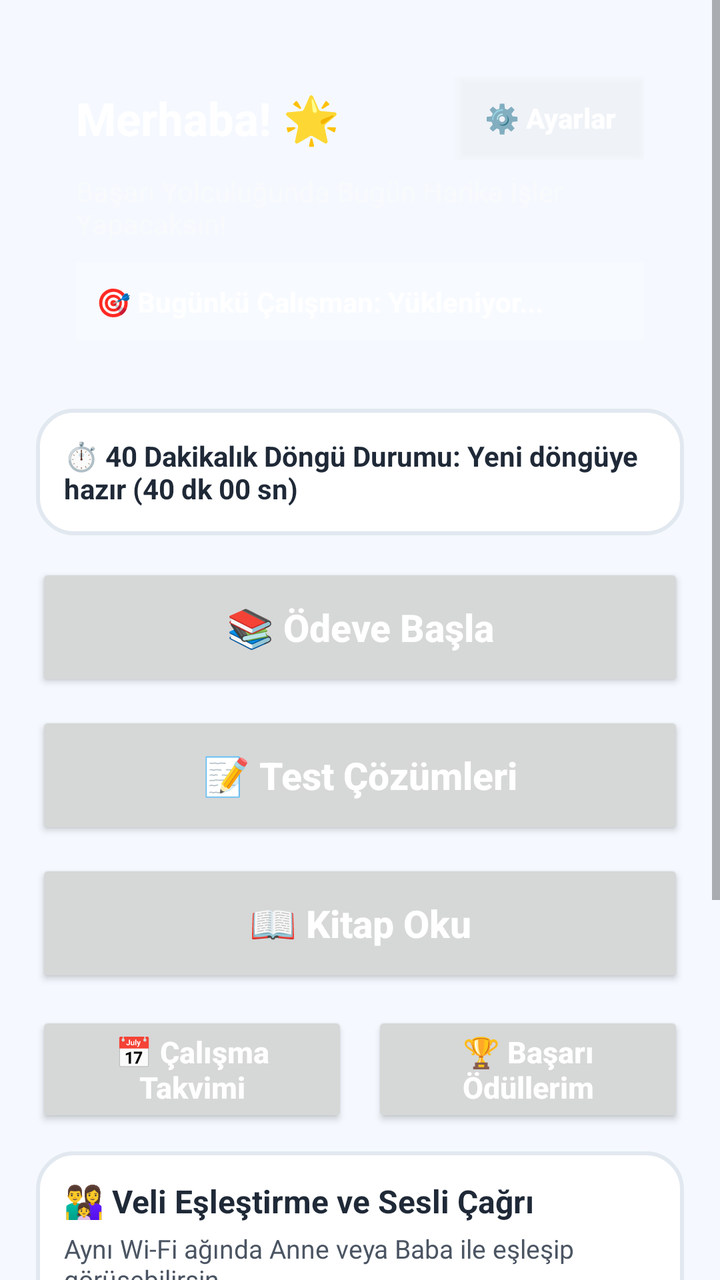
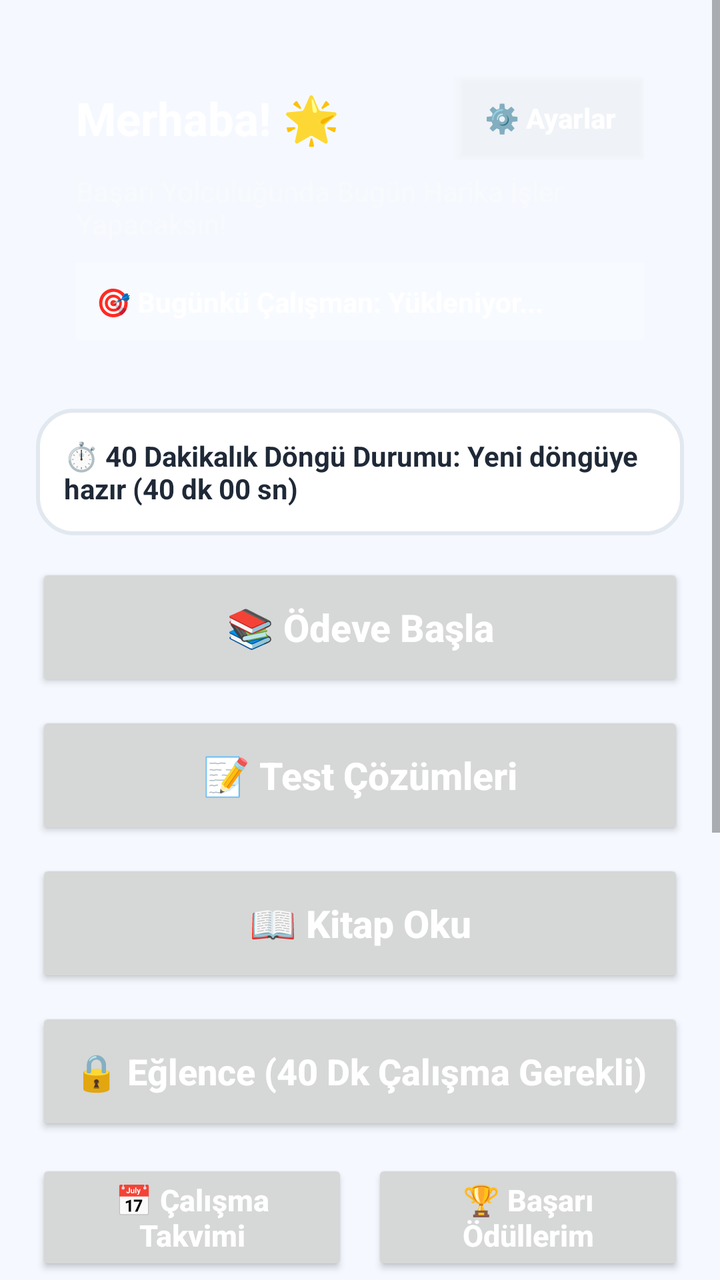

Two renders of the same Android screen: before a commit and after it. Below are the layout's source before the change and the commit's diff.
<!-- AndroidManifest.xml: application theme AppTheme -->
<!-- res/layout/activity_main.xml -->
<?xml version="1.0" encoding="utf-8"?>
<ScrollView xmlns:android="http://schemas.android.com/apk/res/android"
    android:id="@+id/scrollRootMain"
    android:layout_width="match_parent"
    android:layout_height="match_parent"
    android:fillViewport="true"
    android:background="@color/bg_surface">

    <LinearLayout
        android:layout_width="match_parent"
        android:layout_height="wrap_content"
        android:orientation="vertical"
        android:padding="18dp">

        
        <LinearLayout
            android:id="@+id/layoutOnboardingContainer"
            android:layout_width="match_parent"
            android:layout_height="wrap_content"
            android:background="@drawable/bg_white_card"
            android:orientation="vertical"
            android:padding="22dp"
            android:visibility="gone">

            <TextView
                android:layout_width="match_parent"
                android:layout_height="wrap_content"
                android:text="🌟 Çalışma Zamanlayıcı'ya Hoş Geldin!"
                android:textColor="@color/text_dark"
                android:textSize="22sp"
                android:textStyle="bold" />

            <TextView
                android:layout_width="match_parent"
                android:layout_height="wrap_content"
                android:layout_marginTop="8dp"
                android:text="Başlamadan önce bilgilerini seçelim:"
                android:textColor="@color/text_muted"
                android:textSize="15sp" />

            <TextView
                android:layout_width="match_parent"
                android:layout_height="wrap_content"
                android:layout_marginTop="16dp"
                android:text="İsmin nedir?"
                android:textColor="@color/text_dark"
                android:textSize="16sp"
                android:textStyle="bold" />

            <EditText
                android:id="@+id/etOnboardName"
                android:layout_width="match_parent"
                android:layout_height="52dp"
                android:layout_marginTop="6dp"
                android:hint="İsmini buraya yaz..."
                android:inputType="textPersonName|textCapWords"
                android:padding="12dp"
                android:textColor="@color/text_dark"
                android:textSize="17sp" />

            <TextView
                android:layout_width="match_parent"
                android:layout_height="wrap_content"
                android:layout_marginTop="14dp"
                android:text="Kaçıncı sınıftasın? (1. - 8. Sınıf):"
                android:textColor="@color/text_dark"
                android:textSize="16sp"
                android:textStyle="bold" />

            <Spinner
                android:id="@+id/spinnerOnboardGrade"
                android:layout_width="match_parent"
                android:layout_height="50dp"
                android:layout_marginTop="6dp" />

            <TextView
                android:layout_width="match_parent"
                android:layout_height="wrap_content"
                android:layout_marginTop="14dp"
                android:text="Seçiminiz (tema seçeneği için):"
                android:textColor="@color/text_dark"
                android:textSize="16sp"
                android:textStyle="bold" />

            <RadioGroup
                android:id="@+id/rgOnboardGender"
                android:layout_width="match_parent"
                android:layout_height="wrap_content"
                android:layout_marginTop="8dp"
                android:orientation="vertical">

                <RadioButton
                    android:id="@+id/rbOnboardGirl"
                    android:layout_width="match_parent"
                    android:layout_height="44dp"
                    android:checked="true"
                    android:text="👧 Kız (tema seçeneği için)"
                    android:textColor="@color/text_dark"
                    android:textSize="16sp" />

                <RadioButton
                    android:id="@+id/rbOnboardBoy"
                    android:layout_width="match_parent"
                    android:layout_height="44dp"
                    android:text="👦 Erkek (tema seçeneği için)"
                    android:textColor="@color/text_dark"
                    android:textSize="16sp" />
            </RadioGroup>

            <Button
                android:id="@+id/btnCompleteOnboarding"
                android:layout_width="match_parent"
                android:layout_height="58dp"
                android:layout_marginTop="18dp"
                android:text="🚀 Giriş Yap ve Başla"
                android:textAllCaps="false"
                android:textColor="#FFFFFF"
                android:textSize="18sp"
                android:textStyle="bold" />
        </LinearLayout>

        
        <LinearLayout
            android:id="@+id/layoutDashboardContainer"
            android:layout_width="match_parent"
            android:layout_height="wrap_content"
            android:orientation="vertical">

            
            <LinearLayout
                android:id="@+id/layoutMainHeaderCard"
                android:layout_width="match_parent"
                android:layout_height="wrap_content"
                android:orientation="vertical"
                android:padding="20dp"
                android:layout_marginBottom="14dp">

                <LinearLayout
                    android:layout_width="match_parent"
                    android:layout_height="wrap_content"
                    android:gravity="center_vertical"
                    android:orientation="horizontal">

                    <TextView
                        android:id="@+id/tvWelcomeUser"
                        android:layout_width="0dp"
                        android:layout_height="wrap_content"
                        android:layout_weight="1"
                        android:text="Merhaba! 🌟"
                        android:textColor="#FFFFFF"
                        android:textSize="23sp"
                        android:textStyle="bold" />

                    <Button
                        android:id="@+id/btnOpenSettings"
                        android:layout_width="wrap_content"
                        android:layout_height="42dp"
                        android:background="#33FFFFFF"
                        android:paddingStart="14dp"
                        android:paddingEnd="14dp"
                        android:text="⚙️ Ayarlar"
                        android:textAllCaps="false"
                        android:textColor="#FFFFFF"
                        android:textSize="14sp"
                        android:textStyle="bold" />
                </LinearLayout>

                <TextView
                    android:id="@+id/tvWelcomeSub"
                    android:layout_width="wrap_content"
                    android:layout_height="wrap_content"
                    android:layout_marginTop="6dp"
                    android:text="Başarı Yolculuğunda Bugün Harika İşler Yapacaksın!"
                    android:textColor="#F8FAFC"
                    android:textSize="14sp" />

                <TextView
                    android:id="@+id/tvTodaySummaryBanner"
                    android:layout_width="match_parent"
                    android:layout_height="wrap_content"
                    android:layout_marginTop="10dp"
                    android:background="#28FFFFFF"
                    android:padding="10dp"
                    android:text="🎯 Bugünkü Çalışman: Yükleniyor..."
                    android:textColor="#FFFFFF"
                    android:textSize="14sp"
                    android:textStyle="bold" />
            </LinearLayout>

            
            <LinearLayout
                android:id="@+id/layoutCycleMemoryBox"
                android:layout_width="match_parent"
                android:layout_height="wrap_content"
                android:background="@drawable/bg_white_card"
                android:orientation="vertical"
                android:padding="14dp"
                android:layout_marginBottom="14dp">

                <TextView
                    android:id="@+id/tvCycleMemoryInfo"
                    android:layout_width="match_parent"
                    android:layout_height="wrap_content"
                    android:text="⏱️ 40 Dakikalık Döngü Durumu: Yeni döngüye hazır (40 dk 00 sn)"
                    android:textColor="@color/text_dark"
                    android:textSize="14sp"
                    android:textStyle="bold" />

                <Button
                    android:id="@+id/btnResumeActiveTimer"
                    android:layout_width="match_parent"
                    android:layout_height="48dp"
                    android:layout_marginTop="8dp"
                    android:text="▶️ Devam Eden Zamanlayıcı Ekranını Aç"
                    android:textAllCaps="false"
                    android:textColor="#FFFFFF"
                    android:textStyle="bold"
                    android:visibility="gone" />
            </LinearLayout>

            
            <Button
                android:id="@+id/btnStartHomework"
                android:layout_width="match_parent"
                android:layout_height="64dp"
                android:layout_marginBottom="10dp"
                android:text="📚 Ödeve Başla"
                android:textAllCaps="false"
                android:textColor="#FFFFFF"
                android:textSize="19sp"
                android:textStyle="bold" />

            <Button
                android:id="@+id/btnStartTest"
                android:layout_width="match_parent"
                android:layout_height="64dp"
                android:layout_marginBottom="10dp"
                android:text="📝 Test Çözümleri"
                android:textAllCaps="false"
                android:textColor="#FFFFFF"
                android:textSize="19sp"
                android:textStyle="bold" />

            <Button
                android:id="@+id/btnStartBookRead"
                android:layout_width="match_parent"
                android:layout_height="64dp"
                android:layout_marginBottom="12dp"
                android:text="📖 Kitap Oku"
                android:textAllCaps="false"
                android:textColor="#FFFFFF"
                android:textSize="19sp"
                android:textStyle="bold" />

            
            <LinearLayout
                android:layout_width="match_parent"
                android:layout_height="wrap_content"
                android:orientation="horizontal"
                android:weightSum="2"
                android:layout_marginBottom="12dp">

                <Button
                    android:id="@+id/btnOpenCalendar"
                    android:layout_width="0dp"
                    android:layout_height="58dp"
                    android:layout_weight="1"
                    android:layout_marginEnd="6dp"
                    android:text="📅 Çalışma Takvimi"
                    android:textAllCaps="false"
                    android:textColor="#FFFFFF"
                    android:textSize="15sp"
                    android:textStyle="bold" />

                <Button
                    android:id="@+id/btnOpenRewards"
                    android:layout_width="0dp"
                    android:layout_height="58dp"
                    android:layout_weight="1"
                    android:layout_marginStart="6dp"
                    android:text="🏆 Başarı Ödüllerim"
                    android:textAllCaps="false"
                    android:textColor="#FFFFFF"
                    android:textSize="15sp"
                    android:textStyle="bold" />
            </LinearLayout>

            
            <LinearLayout
                android:layout_width="match_parent"
                android:layout_height="wrap_content"
                android:background="@drawable/bg_white_card"
                android:orientation="vertical"
                android:padding="14dp"
                android:layout_marginBottom="12dp">

                <TextView
                    android:layout_width="match_parent"
                    android:layout_height="wrap_content"
                    android:text="👨‍👩‍👧 Veli Eşleştirme ve Sesli Çağrı"
                    android:textColor="@color/text_dark"
                    android:textSize="16sp"
                    android:textStyle="bold" />

                <TextView
                    android:id="@+id/tvParentConnectionStatus"
                    android:layout_width="match_parent"
                    android:layout_height="wrap_content"
                    android:layout_marginTop="4dp"
                    android:text="Aynı Wi-Fi ağında Anne veya Baba ile eşleşip görüşebilirsin."
                    android:textColor="@color/text_muted"
                    android:textSize="13sp" />

                <LinearLayout
                    android:layout_width="match_parent"
                    android:layout_height="wrap_content"
                    android:layout_marginTop="10dp"
                    android:orientation="horizontal"
                    android:weightSum="2">

                    <Button
                        android:id="@+id/btnCallAnne"
                        android:layout_width="0dp"
                        android:layout_height="50dp"
                        android:layout_weight="1"
                        android:layout_marginEnd="6dp"
                        android:text="👩 Anne'ye Çağrı"
                        android:textAllCaps="false"
                        android:textColor="#FFFFFF"
                        android:textSize="14sp"
                        android:textStyle="bold" />

                    <Button
                        android:id="@+id/btnCallBaba"
                        android:layout_width="0dp"
                        android:layout_height="50dp"
                        android:layout_weight="1"
                        android:layout_marginStart="6dp"
                        android:text="👨 Baba'ya Çağrı"
                        android:textAllCaps="false"
                        android:textColor="#FFFFFF"
                        android:textSize="14sp"
                        android:textStyle="bold" />
                </LinearLayout>

                <Button
                    android:id="@+id/btnOpenParentQr"
                    android:layout_width="match_parent"
                    android:layout_height="48dp"
                    android:layout_marginTop="8dp"
                    android:text="📱 Anne / Baba Eşleştirme Karekodu Göster"
                    android:textAllCaps="false"
                    android:textColor="#FFFFFF"
                    android:textSize="14sp"
                    android:textStyle="bold" />
            </LinearLayout>

            
            <LinearLayout
                android:layout_width="match_parent"
                android:layout_height="wrap_content"
                android:background="@drawable/bg_white_card"
                android:orientation="vertical"
                android:padding="14dp">

                <TextView
                    android:id="@+id/tvAppVersionInfo"
                    android:layout_width="match_parent"
                    android:layout_height="wrap_content"
                    android:text="Sürüm: v3.0 • Android 6+ Arka Plan Sesli Uyarı Aktif"
                    android:textColor="@color/text_muted"
                    android:textSize="13sp"
                    android:layout_marginBottom="10dp" />

                <LinearLayout
                    android:layout_width="match_parent"
                    android:layout_height="wrap_content"
                    android:orientation="horizontal"
                    android:weightSum="2">

                    <Button
                        android:id="@+id/btnTestVoice"
                        android:layout_width="0dp"
                        android:layout_height="46dp"
                        android:layout_weight="1"
                        android:layout_marginEnd="6dp"
                        android:text="🔊 Anons Sesi Testi"
                        android:textAllCaps="false"
                        android:textColor="#FFFFFF"
                        android:textSize="13sp" />

                    <Button
                        android:id="@+id/btnCheckUpdate"
                        android:layout_width="0dp"
                        android:layout_height="46dp"
                        android:layout_weight="1"
                        android:layout_marginStart="6dp"
                        android:text="🔄 Güncelleme Bul"
                        android:textAllCaps="false"
                        android:textColor="#FFFFFF"
                        android:textSize="13sp" />
                </LinearLayout>
            </LinearLayout>

        </LinearLayout>

    </LinearLayout>
</ScrollView>
<!-- resources referenced by this layout -->
<resources>
  <color name="bg_surface">#F5F9FF</color>
  <color name="text_dark">#1F2937</color>
  <color name="text_muted">#4B5563</color>
  <!-- drawable bg_white_card (drawable) -->
  <?xml version="1.0" encoding="utf-8"?>
  <shape xmlns:android="http://schemas.android.com/apk/res/android" android:shape="rectangle">
      <solid android:color="#FFFFFF" />
      <corners android:radius="18dp" />
      <stroke android:width="2dp" android:color="#E2E8F0" />
  </shape>
  <style name="AppTheme" parent="android:Theme.Material.Light.NoActionBar">
          <item name="android:colorPrimary">@color/primary_default</item>
          <item name="android:colorPrimaryDark">@color/primary_dark_default</item>
          <item name="android:colorAccent">@color/accent_default</item>
          <item name="android:windowBackground">@color/bg_surface</item>
          <item name="android:statusBarColor">@color/primary_dark_default</item>
      </style>
  <color name="primary_default">#1E88E5</color>
  <color name="primary_dark_default">#1565C0</color>
  <color name="accent_default">#00897B</color>
</resources>

<!-- the commit's change to res/layout/activity_main.xml (unified diff, before → after) -->
@@ -245,11 +245,22 @@
                 android:id="@+id/btnStartBookRead"
                 android:layout_width="match_parent"
                 android:layout_height="64dp"
-                android:layout_marginBottom="12dp"
+                android:layout_marginBottom="10dp"
                 android:text="📖 Kitap Oku"
                 android:textAllCaps="false"
                 android:textColor="#FFFFFF"
                 android:textSize="19sp"
+                android:textStyle="bold" />
+
+            <Button
+                android:id="@+id/btnOpenEntertainment"
+                android:layout_width="match_parent"
+                android:layout_height="64dp"
+                android:layout_marginBottom="12dp"
+                android:text="🔒 Eğlence (40 Dk Çalışma Gerekli)"
+                android:textAllCaps="false"
+                android:textColor="#FFFFFF"
+                android:textSize="18sp"
                 android:textStyle="bold" />
 
             
